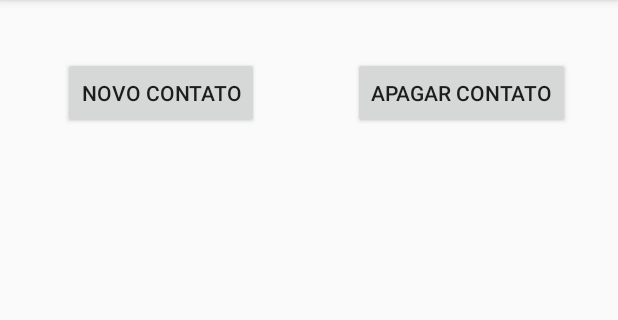
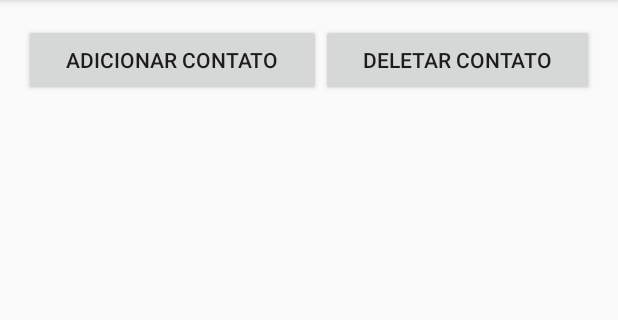
Before and after one commit to pedrogoiania/usingsqlite, an Android app: the screen it shows after launch (MainActivity), on a phone screen of 412 x 824 dp, the part 84-404 px from its top. Run offline under Robolectric (Android 15) with nearby library versions, the phone set to English and light mode, and no system bars.

Commit message:
Botoes adicionados e listview criada

```diff
--- a/app/src/main/res/layout/activity_main.xml
+++ b/app/src/main/res/layout/activity_main.xml
@@ -10,23 +10,33 @@
     android:paddingTop="@dimen/activity_vertical_margin"
     tools:context="topicos_avancados.com.br.usingsqlite.MainActivity">
 
-    <Button
-        android:text="Novo Contato"
-        android:layout_width="wrap_content"
+    <LinearLayout
+        android:orientation="horizontal"
+        android:layout_width="match_parent"
         android:layout_height="wrap_content"
-        android:layout_marginStart="26dp"
-        android:layout_marginTop="22dp"
-        android:id="@+id/newContato"
         android:layout_alignParentTop="true"
-        android:layout_alignParentStart="true" />
+        android:layout_alignParentStart="true">
 
-    <Button
-        android:text="Apagar contato"
-        android:layout_width="wrap_content"
-        android:layout_height="wrap_content"
-        android:id="@+id/deleteContato"
-        android:layout_alignBaseline="@+id/newContato"
-        android:layout_alignBottom="@+id/newContato"
-        android:layout_alignParentEnd="true"
-        android:layout_marginEnd="16dp" />
+        <Button
+            android:text="Adicionar Contato"
+            android:layout_width="wrap_content"
+            android:layout_height="wrap_content"
+            android:id="@+id/addContato"
+            android:layout_weight="1" />
+
+        <Button
+            android:text="Deletar Contato"
+            android:layout_width="wrap_content"
+            android:layout_height="wrap_content"
+            android:id="@+id/delContato"
+            android:layout_weight="1" />
+    </LinearLayout>
+
+    <ListView
+        android:layout_width="match_parent"
+        android:layout_height="match_parent"
+        android:layout_below="@+id/linearLayout"
+        android:layout_marginTop="64dp"
+        android:layout_alignParentStart="true"
+        android:id="@+id/list" />
 </RelativeLayout>
```
